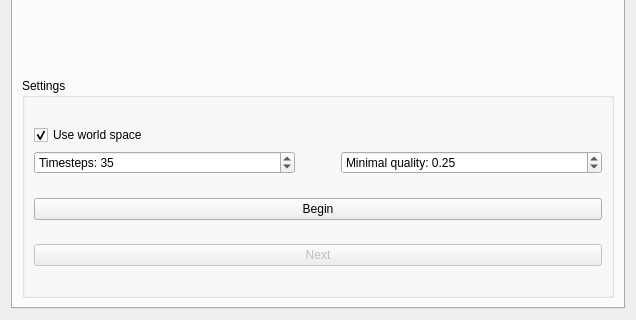
First picture: the form in Plugin-Master/MasterToolbarBase.ui, repository a2mont/master-thesis, before the edit; both pictures show x 0 to 636 and y 275 to 595 of the 636 by 595 pixel window.
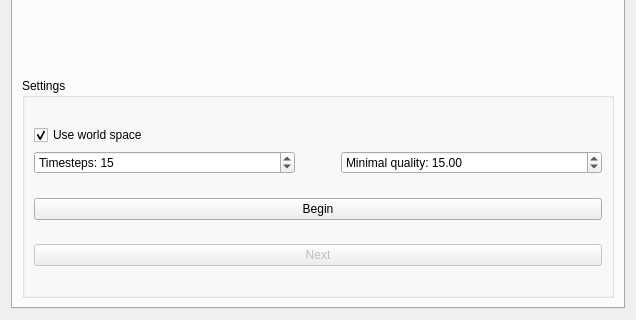
Second picture: the form after the edit.

```diff
--- a/Plugin-Master/MasterToolbarBase.ui
+++ b/Plugin-Master/MasterToolbarBase.ui
@@ -353,13 +353,13 @@
                  <double>0.100000000000000</double>
                 </property>
                 <property name="maximum">
-                 <double>1.000000000000000</double>
+                 <double>50.000000000000000</double>
                 </property>
                 <property name="singleStep">
                  <double>0.050000000000000</double>
                 </property>
                 <property name="value">
-                 <double>0.250000000000000</double>
+                 <double>15.000000000000000</double>
                 </property>
                </widget>
               </item>
@@ -391,13 +391,13 @@
                  <number>10</number>
                 </property>
                 <property name="maximum">
-                 <number>50</number>
+                 <number>100</number>
                 </property>
                 <property name="singleStep">
                  <number>1</number>
                 </property>
                 <property name="value">
-                 <number>35</number>
+                 <number>15</number>
                 </property>
                 <property name="displayIntegerBase">
                  <number>10</number>
```
Left out of the diff: 2 changed lines with no effect on the pictures.
